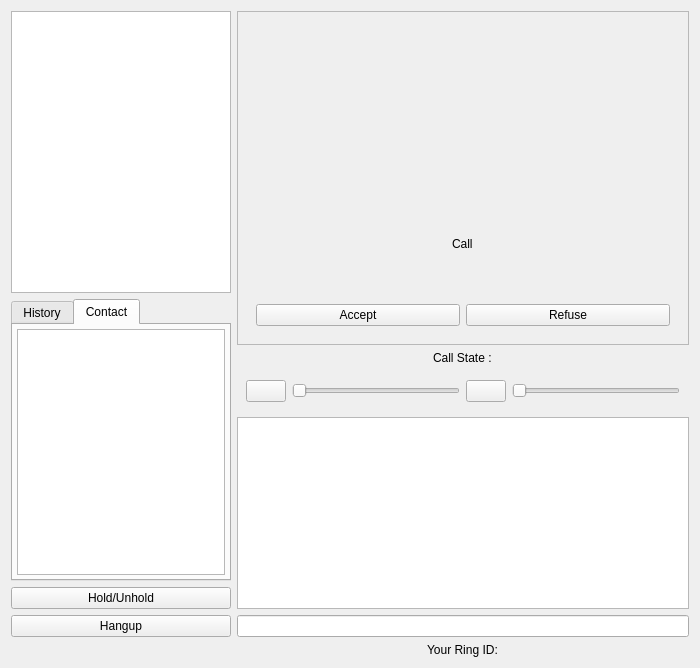
savoirfairelinux/jami-client-windows, file callwidget.ui: the form before one commit.
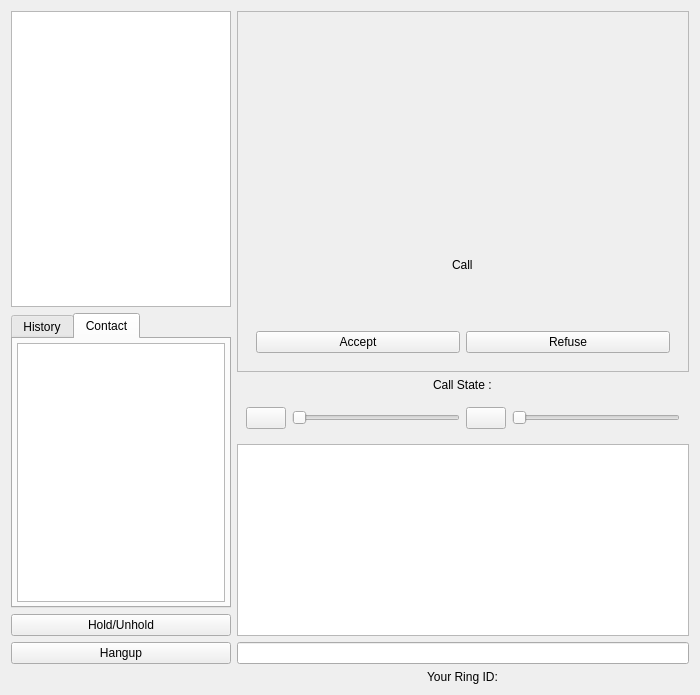
The form after the commit. Icons and pictures are not drawn. Custom widgets are drawn as their Qt base class.

Commit message:
history : add history block in UI
This patch implements the history model from LRC and
display it in UI.

Refs #72793

Diff of the .ui file:
```diff
--- a/callwidget.ui
+++ b/callwidget.ui
@@ -7,7 +7,7 @@
     <x>0</x>
     <y>0</y>
     <width>700</width>
-    <height>668</height>
+    <height>695</height>
    </rect>
   </property>
   <property name="sizePolicy">
@@ -125,7 +125,7 @@
             <number>4</number>
            </property>
            <item>
-            <widget class="QTreeView" name="contactView"/>
+            <widget class="QListView" name="contactView"/>
            </item>
           </layout>
          </widget>
```
The commit also changes 5 other files.
